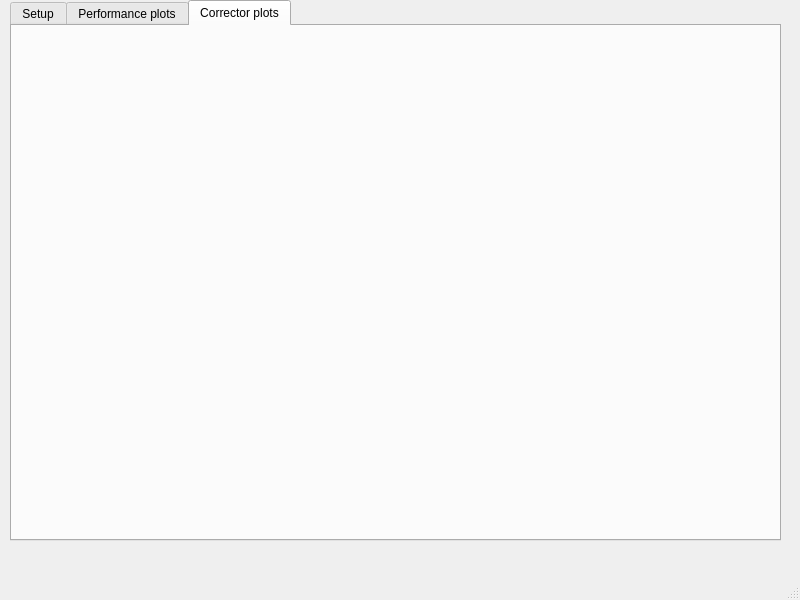
The window that gui.ui (pdijksta/014_trajectory_snail_scan) describes before a commit, drawn with Qt 5.
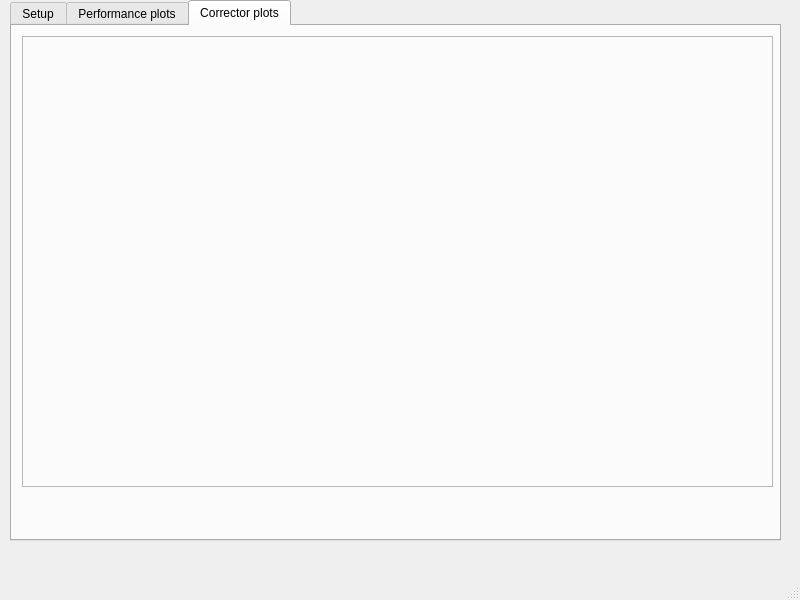
The same window after the commit. The open tabs and pages were chosen to show the change.

What changed in the file:
```diff
--- a/gui.ui
+++ b/gui.ui
@@ -590,6 +590,22 @@
      <attribute name="title">
       <string>Corrector plots</string>
      </attribute>
+     <widget class="QFrame" name="frame2">
+      <property name="geometry">
+       <rect>
+        <x>10</x>
+        <y>10</y>
+        <width>751</width>
+        <height>451</height>
+       </rect>
+      </property>
+      <property name="frameShape">
+       <enum>QFrame::StyledPanel</enum>
+      </property>
+      <property name="frameShadow">
+       <enum>QFrame::Raised</enum>
+      </property>
+     </widget>
     </widget>
    </widget>
   </widget>
```
Left out of the diff: 14 changed lines with no effect on the pictures.
